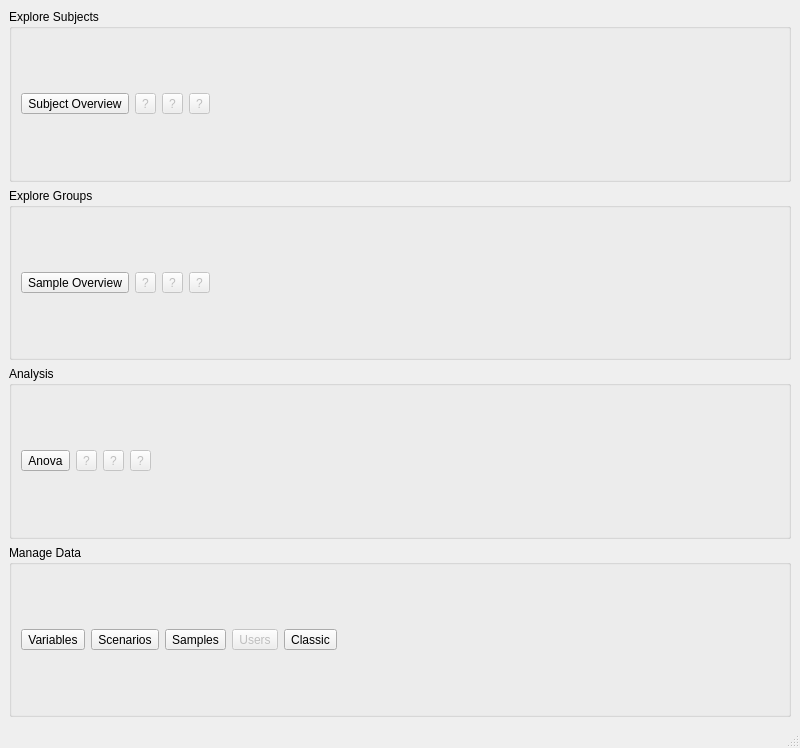
Old version of the form braviz/interaction/qt_guis/menu2.ui in the repository diego0020/braviz-app.
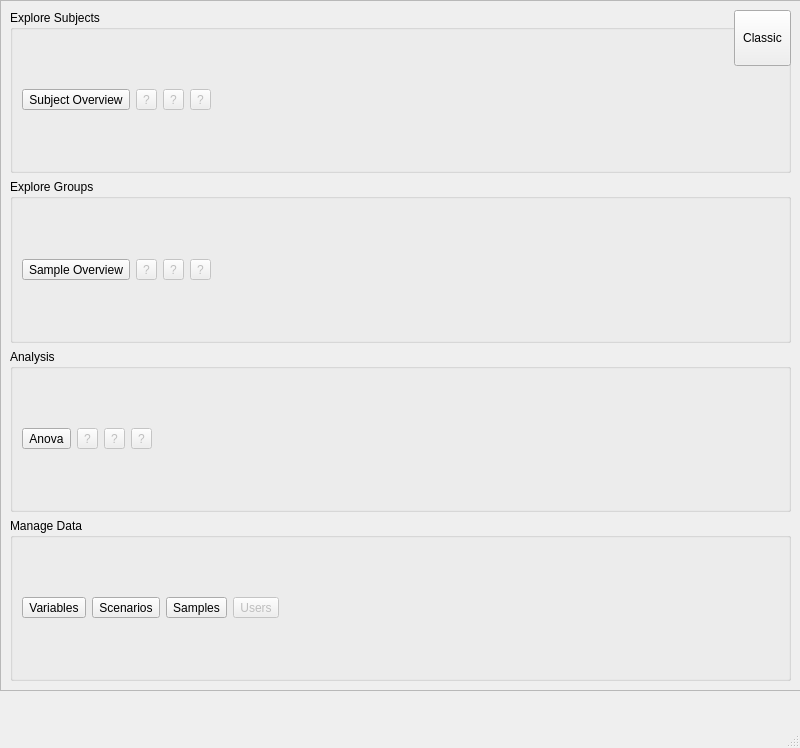
New version of the form. Icons and pictures are not drawn.

What changed in the file:
```diff
--- a/braviz/interaction/qt_guis/menu2.ui
+++ b/braviz/interaction/qt_guis/menu2.ui
@@ -10,6 +10,12 @@
     <height>748</height>
    </rect>
   </property>
+  <property name="sizePolicy">
+   <sizepolicy hsizetype="Fixed" vsizetype="Fixed">
+    <horstretch>0</horstretch>
+    <verstretch>0</verstretch>
+   </sizepolicy>
+  </property>
   <property name="windowTitle">
    <string>MainWindow</string>
   </property>
@@ -31,7 +37,28 @@
    <enum>Qt::ToolButtonTextUnderIcon</enum>
   </property>
   <widget class="QWidget" name="centralwidget">
-   <layout class="QVBoxLayout" name="verticalLayout_2">
+   <widget class="QFrame" name="frame_2">
+    <property name="geometry">
+     <rect>
+      <x>0</x>
+      <y>0</y>
+      <width>801</width>
+      <height>691</height>
+     </rect>
+    </property>
+    <property name="sizePolicy">
+     <sizepolicy hsizetype="Expanding" vsizetype="Expanding">
+      <horstretch>0</horstretch>
+      <verstretch>0</verstretch>
+     </sizepolicy>
+    </property>
+    <property name="frameShape">
+     <enum>QFrame::StyledPanel</enum>
+    </property>
+    <property name="frameShadow">
+     <enum>QFrame::Raised</enum>
+    </property>
+    <layout class="QVBoxLayout" name="verticalLayout">
     <item>
      <widget class="QGroupBox" name="groupBox">
       <property name="title">
@@ -480,7 +507,35 @@
         </widget>
        </item>
        <item>
+         <spacer name="horizontalSpacer_4">
+          <property name="orientation">
+           <enum>Qt::Horizontal</enum>
+          </property>
+          <property name="sizeHint" stdset="0">
+           <size>
+            <width>40</width>
+            <height>20</height>
+           </size>
+          </property>
+         </spacer>
+        </item>
+       </layout>
+      </widget>
+     </item>
+    </layout>
+   </widget>
         <widget class="QToolButton" name="braviz_menu_classic">
+    <property name="geometry">
+     <rect>
+      <x>734</x>
+      <y>10</y>
+      <width>57</width>
+      <height>56</height>
+     </rect>
+    </property>
+    <property name="autoFillBackground">
+     <bool>false</bool>
+    </property>
          <property name="text">
           <string>Classic</string>
          </property>
@@ -499,24 +554,6 @@
           <enum>Qt::ToolButtonTextUnderIcon</enum>
          </property>
         </widget>
-       </item>
-       <item>
-        <spacer name="horizontalSpacer_4">
-         <property name="orientation">
-          <enum>Qt::Horizontal</enum>
-         </property>
-         <property name="sizeHint" stdset="0">
-          <size>
-           <width>40</width>
-           <height>20</height>
-          </size>
-         </property>
-        </spacer>
-       </item>
-      </layout>
-     </widget>
-    </item>
-   </layout>
   </widget>
   <widget class="QMenuBar" name="menubar">
    <property name="geometry">
```
Lines whose indentation alone changed are shown as unchanged.
